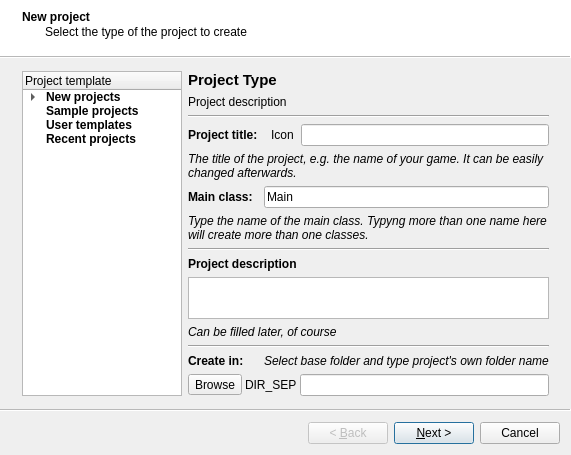
The window that baseide/newprojectwizard.ui (spytheman/piGameCreator) describes before a commit, drawn with Qt 5.
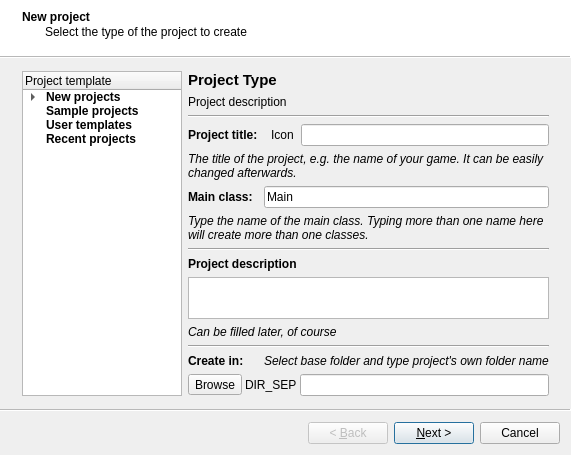
The same window after the commit. Icons and pictures are not drawn.

What changed in the file:
```diff
--- a/baseide/newprojectwizard.ui
+++ b/baseide/newprojectwizard.ui
@@ -425,7 +425,7 @@
             </font>
            </property>
            <property name="text">
-            <string>Type the name of the main class. Typyng more than one name here will create more than one classes.</string>
+            <string>Type the name of the main class. Typing more than one name here will create more than one classes.</string>
            </property>
            <property name="wordWrap">
             <bool>true</bool>
```
